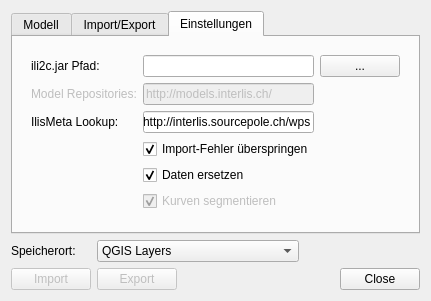
First picture: the form in qgis/interlis/ui_interlis.ui, repository sourcepole/ogrtools, before the edit.
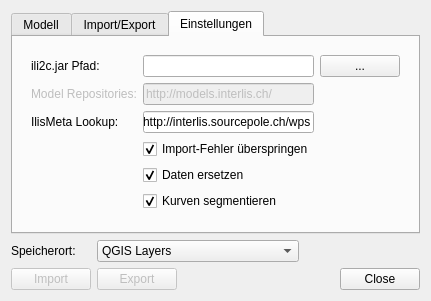
Second picture: the form after the edit. The open tabs and pages were chosen to show the change. Custom widgets are drawn as their Qt base class.

Commit message: Make StrokeCurve configureable

Diff of the .ui file:
```diff
--- a/qgis/interlis/ui_interlis.ui
+++ b/qgis/interlis/ui_interlis.ui
@@ -304,9 +304,6 @@
           </item>
           <item row="5" column="1">
            <widget class="QCheckBox" name="cbStrokeCurve">
-            <property name="enabled">
-             <bool>false</bool>
-            </property>
             <property name="text">
              <string>Kurven segmentieren</string>
             </property>
```
The commit also changes 1 other file.
